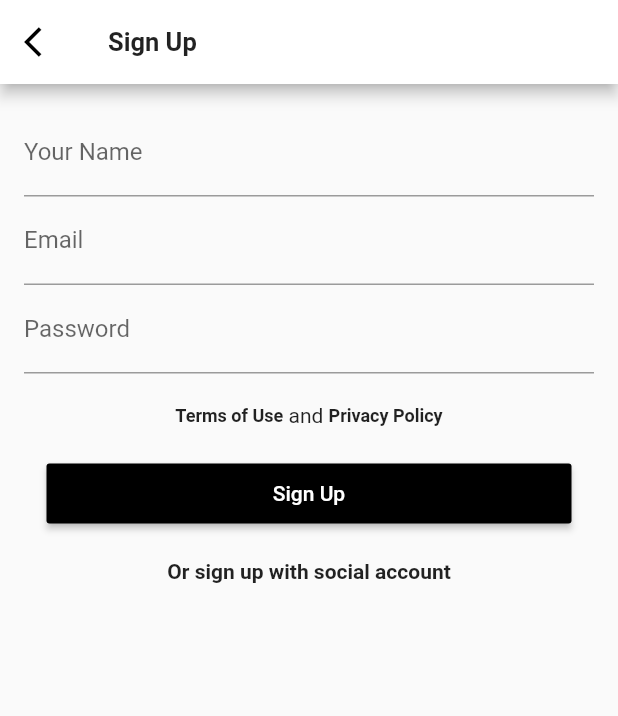
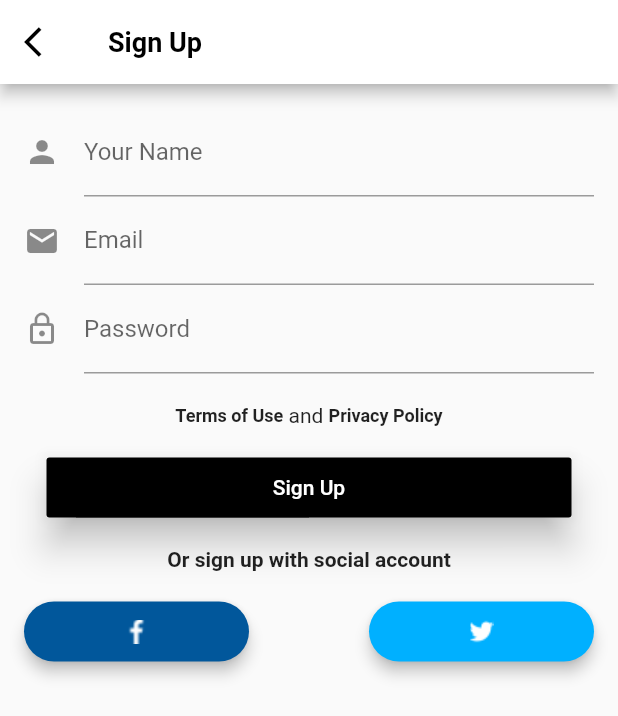
Before and after one commit to TpPrachi/flutter_demo, a Flutter app: the screen it shows after launch, on a phone screen of 412 x 824 dp. Shown: the top 716 px of the screen. Run offline on Flutter 3.47's test engine with Material 2 defaults, Android fonts, the phone set to English and light mode, and no system bars; our stand-ins replace email_validator.

Commit message:
[Feature] Login Page

```diff
--- a/lib/login.dart
+++ b/lib/login.dart
@@ -1,5 +1,6 @@
 import 'package:flutter/material.dart';
 import 'package:email_validator/email_validator.dart';
+// import 'package:flutter_signin_button/flutter_signin_button.dart';
 
 class LoginPage extends StatefulWidget {
   @override
@@ -40,10 +41,11 @@ class _LoginPageState extends State<LoginPage> {
     return Scaffold(
       key: scaffoldKey,
       appBar: AppBar(
+        backgroundColor: Colors.white,
         title: Text('Sign Up',
-        style: TextStyle( fontWeight: FontWeight.bold, fontSize: 17.0 )),
+        style: TextStyle( fontWeight: FontWeight.bold, fontSize: 18.0, color: Colors.black )),
         leading: IconButton(icon:Icon(Icons.arrow_back_ios),
-          // onPressed:() => Navigator.pop(context, true),
+          color: Colors.black,
           onPressed: (){}
         )
       ),
@@ -54,29 +56,24 @@ class _LoginPageState extends State<LoginPage> {
           child: Column(
             children: [
               TextFormField(
-                decoration: InputDecoration(labelText: 'Your Name'),
+                decoration: InputDecoration(labelText: 'Your Name', icon: Icon(Icons.person)),
                 onSaved: (val) => _name = val,
               ),
               TextFormField(
-                decoration: InputDecoration(labelText: 'Email'),
+                decoration: InputDecoration(labelText: 'Email', icon: Icon(Icons.email)),
                 validator: (val) => !EmailValidator.Validate(val, true)
                     ? 'Not a valid email.'
                     : null,
                 onSaved: (val) => _email = val,
               ),
               TextFormField(
-                decoration: InputDecoration(labelText: 'Password'),
+                decoration: InputDecoration(labelText: 'Password', icon: Icon(Icons.lock_outline)),
                 validator: (val) =>
                     val.length < 4 ? 'Password too short.' : null,
                 onSaved: (val) => _password = val,
                 obscureText: true,
               ),
               Padding(padding: EdgeInsets.only(top: 20.0)),
-              // Center(
-              //   // child: Text("Main Screen"),
-              //       child: Text('Terms of Use',
-              //         style: TextStyle( fontWeight: FontWeight.bold, fontSize: 12.0 )),
-              // ),
               Row(
                 mainAxisAlignment: MainAxisAlignment.center,
                 children: <Widget>[
@@ -85,16 +82,16 @@ class _LoginPageState extends State<LoginPage> {
                 Text('Privacy Policy', style: TextStyle( fontWeight: FontWeight.bold, fontSize: 12.0 )),
               ]),
               Padding(padding: EdgeInsets.only(top: 20.0)),
-              ButtonTheme(
-                minWidth: 350.0,
+              Container(
+                width: 350.0,
                 height: 40.0,
                 child: RaisedButton(
-                  // color: Theme.of(context).accentColor,
+                  elevation: 10.0,
                   padding: const EdgeInsets.all(8.0),
                   onPressed: _submitCommand,
                   child: Text('Sign Up'),
                   textColor: Colors.white,
-                  color: Colors.black,
+                  color: Colors.black
                 ),
               ),
               Padding(padding: EdgeInsets.only(top: 20.0)),
@@ -103,6 +100,50 @@ class _LoginPageState extends State<LoginPage> {
                 children: <Widget>[
                 Text('Or sign up with social account', style: TextStyle( fontWeight: FontWeight.bold, fontSize: 14.0 )),
               ]),
+              Padding(padding: EdgeInsets.only(top: 20.0)),
+              Container(
+                child: Row(
+                  mainAxisAlignment: MainAxisAlignment.spaceBetween,
+                  children: <Widget>[
+                      Container(
+                        width: 150.0,
+                        height: 40.0,
+                        child: RaisedButton(
+                            elevation: 4.0,
+                            padding: const EdgeInsets.all(10.0),
+                            shape: RoundedRectangleBorder(borderRadius: BorderRadius.circular(20)),
+                            onPressed: () {},
+                            child: Image.asset(
+                                'images/facebook.png',
+                                width: 20.0,
+                                height: 20.0,
+                            ),
+                            textColor: Colors.white,
+                            color: Colors.lightBlue[900]
+                        ),
+                      ),
+                      Container(
+                        width: 150.0,
+                        height: 40.0,
+                        child: RaisedButton(
+                          elevation: 4.0,
+                          padding: const EdgeInsets.all(10.0),
+                          shape: RoundedRectangleBorder(borderRadius: BorderRadius.circular(20)),
+                          onPressed: () {},
+                          child: Image.asset(
+                              'images/twitter.png',
+                              width: 20.0,
+                              height: 20.0,
+                          ),
+                          textColor: Colors.white,
+                          color: Colors.lightBlueAccent[400]
+                      )
+                      ),
+
+                  ],
+                )
+              ),
+
               // FloatingActionButton.extended(
               //   onPressed: () {},
               //   icon: Icon(Icons.save),
@@ -121,3 +162,15 @@ class _LoginPageState extends State<LoginPage> {
     );
   }
 }
+
+// SignInButton(
+//   Buttons.Facebook,
+//   mini: true,
+//   onPressed: () {},
+
+// ),
+// SignInButton(
+//   Buttons.Twitter,
+//   mini: true,
+//   onPressed: () {},
+// ),
--- a/lib/main.dart
+++ b/lib/main.dart
@@ -9,8 +9,9 @@ class MyApp extends StatelessWidget {
     return MaterialApp(
       title: 'Sign Up',
       theme: ThemeData(
-        // primarySwatch: Colors.blueGrey,
-        primaryColor: Colors.white,
+        // accentColor: Colors.blue,
+        // primaryColor: Colors.white,
+        primarySwatch: Colors.blue,
       ),
       home: LoginPage(),
       debugShowCheckedModeBanner: false
--- a/pubspec.yaml
+++ b/pubspec.yaml
@@ -18,6 +18,7 @@ environment:
 
 dependencies:
   email_validator: "0.1.4"
+  flutter_signin_button: ^0.2.8
   flutter:
     sdk: flutter
 
@@ -44,6 +45,8 @@ flutter:
   uses-material-design: true
   assets:
    - images/flutter.jpg
+   - images/facebook.png
+   - images/twitter.png
 
   fonts:
     - family: Silverpen
```
Also changed, not shown: images/facebook.png (added), images/twitter.png (added), pubspec.lock.
